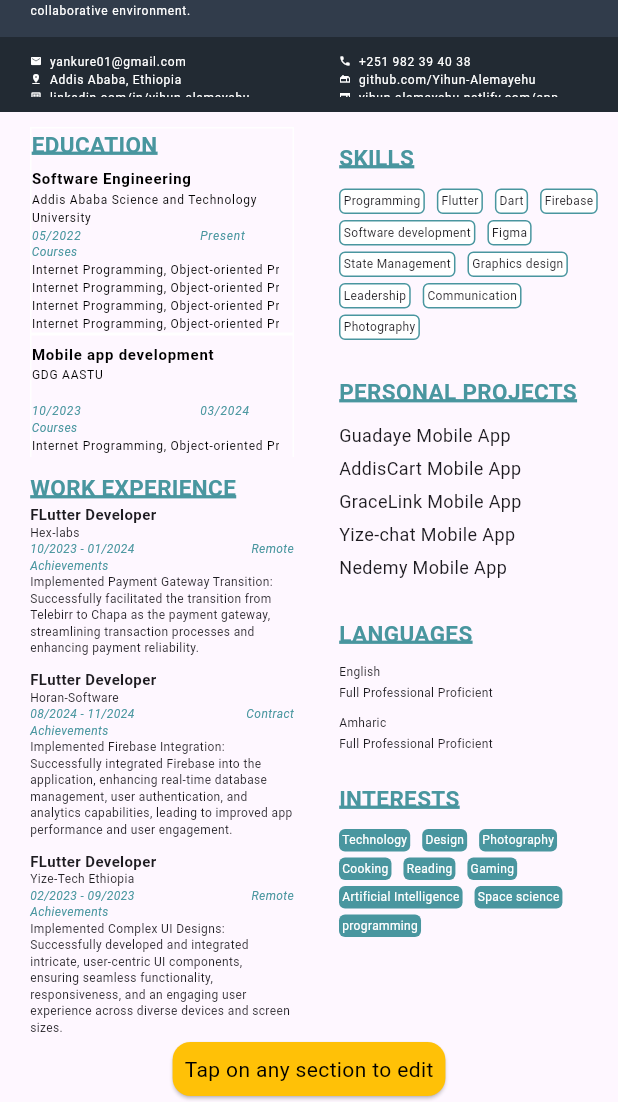
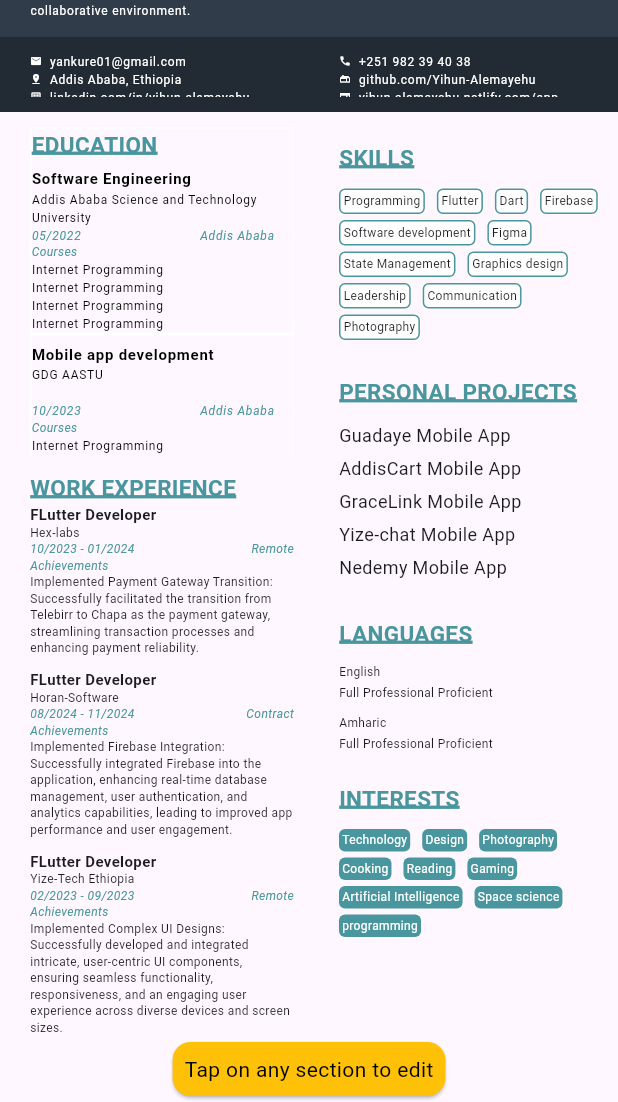
Before and after one commit to Yihun-Alemayehu/Resume-builder, a Flutter app: the screen it shows after launch, scrolled down 129 dp, on a phone screen of 412 x 824 dp, the part 134-1236 px from its top. Run offline on Flutter 3.47's test engine with Material 3 defaults, Android fonts, the phone set to English and light mode, and no system bars; our stand-ins replace calendar_date_picker2, flutter_form_builder, image_picker, intl_phone_number_input, open_file, pdf; missing offline and left inert: flutter_pdfview.

Commit message:
[feat] : height_function, controller_function and remove and add of educations section added

```diff
--- a/lib/screens/resume_template.dart
+++ b/lib/screens/resume_template.dart
@@ -279,7 +279,6 @@
   final TextEditingController _endDateController = TextEditingController();
   final TextEditingController _institutionAddressController =
       TextEditingController();
-  final TextEditingController _coursesController = TextEditingController();
   final TextEditingController _fieldOfStudyController2 =
       TextEditingController();
   final TextEditingController _institutionNameController2 =
@@ -288,7 +287,19 @@
   final TextEditingController _endDateController2 = TextEditingController();
   final TextEditingController _institutionAddressController2 =
       TextEditingController();
-  final TextEditingController _coursesController2 = TextEditingController();
+  final TextEditingController _coursesController = TextEditingController();
+  final TextEditingController _coursesController4eduOne1 = TextEditingController();
+  final TextEditingController _coursesController4eduOne2 = TextEditingController();
+  final TextEditingController _coursesController4eduOne3 = TextEditingController();
+  final TextEditingController _coursesController4eduOne4 = TextEditingController();
+  final TextEditingController _coursesController4eduTwo1 = TextEditingController();
+  final TextEditingController _coursesController4eduTwo2 = TextEditingController();
+  final TextEditingController _coursesController4eduTwo3 = TextEditingController();
+  final TextEditingController _coursesController4eduTwo4 = TextEditingController();
+  final TextEditingController _coursesController4eduThree1 = TextEditingController();
+  final TextEditingController _coursesController4eduThree2 = TextEditingController();
+  final TextEditingController _coursesController4eduThree3 = TextEditingController();
+  final TextEditingController _coursesController4eduThree4 = TextEditingController();
 
   var _overlayController = OverlayPortalController();
 
@@ -319,6 +330,7 @@
   List _controllersList2 = [];
   List _controllersList3 = [];
   List _controllersList4 = [];
+  List _coursesControllersList = [];
 
   int _itemCount() {
     if (myUser.github != null && myUser.website != null) {
@@ -348,6 +360,21 @@
     }
   }
 
+  int _heightFunction() {
+    int length = edu.length;
+    if (length == 1) {
+      return 110;
+    } else if (length == 2) {
+      return 220;
+    } else if (length == 3) {
+      return 330;
+    }else if (length == 4) {
+      return 440;
+    } else {
+      return 550;
+    }
+  }
+
   @override
   void initState() {
     super.initState();
@@ -366,14 +393,23 @@
     _startDateController.text = edu[0].startDate;
     _endDateController.text = edu[0].endDate;
     _institutionAddressController.text = edu[0].institutionAddress;
-    _coursesController.text = edu[0].courses.join(', ');
+    _coursesController.text = edu[0].courses[0];
 
     _fieldOfStudyController2.text = edu[1].fieldOfStudy;
     _institutionNameController2.text = edu[1].institutionName;
     _startDateController2.text = edu[1].startDate;
     _endDateController2.text = edu[1].endDate;
     _institutionAddressController2.text = edu[1].institutionAddress;
-    _coursesController2.text = edu[1].courses.join(', ');
+
+    _coursesController4eduOne1.text = edu[0].courses[0];
+    _coursesController4eduOne2.text = edu[0].courses[1];
+    _coursesController4eduOne3.text = edu[0].courses[2];
+    _coursesController4eduOne4.text = edu[0].courses[3];
+    _coursesController4eduTwo1.text = edu[1].courses[0];
+    _coursesController4eduTwo2.text = edu[1].courses[1];
+    // _coursesController4eduTwo3.text = edu[1].courses[2];
+    // _coursesController4eduTwo4.text = edu[1].courses[3];
+
 
     _controllersList1
         .addAll([_emailController, _addressController, _linkedInController, 1]);
@@ -399,7 +435,17 @@
       _startDateController2,
       _endDateController2,
       _institutionAddressController2,
-      _coursesController2,
+    ]);
+
+    _coursesControllersList.addAll([
+      _coursesController4eduOne1,
+      _coursesController4eduOne2,
+      _coursesController4eduOne3,
+      _coursesController4eduOne4,
+      _coursesController4eduTwo1,
+      _coursesController4eduTwo2,
+      _coursesController4eduTwo3,
+      _coursesController4eduTwo4,
     ]);
   }
 
@@ -757,9 +803,9 @@
                     Column(
                       children: [
                         SizedBox(
-                          height: 220,
+                          height: _heightFunction().toDouble(),
                           child: ListView.builder(
-                            itemCount: 2,
+                            itemCount: edu.length,
                             itemBuilder: (context, index) {
                               return Container(
                                 decoration: BoxDecoration(
@@ -950,7 +996,7 @@
                                                       .unfocus();
                                                 },
                                                 controller: _controllerFunction(
-                                                    index: index, count: 3),
+                                                    index: index, count: 4),
                                                 // focusNode: widget.professionFocusNode,
                                                 style: const TextStyle(
                                                   fontStyle: FontStyle.italic,
@@ -1176,7 +1222,13 @@
                                                 const SizedBox(
                                                   width: 3,
                                                 ),
-                                                Container(
+                                                GestureDetector(
+                                                  onTap: () {
+                                                    setState(() {
+                                                      edu.insert(index, edu.elementAt(index));
+                                                    });
+                                                  },
+                                                  child: Container(
                                                     decoration: BoxDecoration(
                                                       color: Colors.grey,
                                                       borderRadius:
@@ -1191,10 +1243,17 @@
                                                       size: 15,
                                                     ),
                                                   ),
+                                                ),
                                                 const SizedBox(
                                                   width: 3,
                                                 ),
-                                                Container(
+                                                GestureDetector(
+                                                  onTap: () {
+                                                    setState(() {
+                                                      edu.removeAt(index);
+                                                    });
+                                                  },
+                                                  child: Container(
                                                     decoration: BoxDecoration(
                                                       color: Colors.red,
                                                       borderRadius:
@@ -1208,6 +1267,7 @@
                                                           .delete_forever_rounded,
                                                       color: Colors.white,
                                                       size: 15,
+                                                    ),
                                                   ),
                                                 ),
                                               ],
```
Lines whose indentation alone changed are shown as unchanged.
